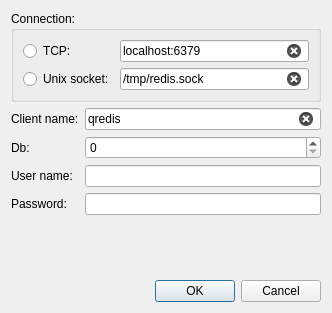
Qt form qredis/ui/OpenRedisDialog.ui (tiagocoutinho/qredis) before a commit.
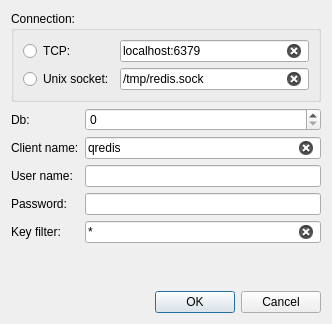
The same form after that commit.

Commit message: Add key filter option

Diff of the .ui file:
```diff
--- a/qredis/ui/OpenRedisDialog.ui
+++ b/qredis/ui/OpenRedisDialog.ui
@@ -7,36 +7,13 @@
     <x>0</x>
     <y>0</y>
     <width>332</width>
-    <height>313</height>
+    <height>324</height>
    </rect>
   </property>
   <property name="windowTitle">
    <string>Open Redis Connection</string>
   </property>
-  <layout class="QGridLayout" name="gridLayout" columnstretch="0,1">
-   <item row="3" column="1">
-    <widget class="QSpinBox" name="db"/>
-   </item>
-   <item row="7" column="0" colspan="2">
-    <widget class="QDialogButtonBox" name="buttonBox">
-     <property name="orientation">
-      <enum>Qt::Horizontal</enum>
-     </property>
-     <property name="standardButtons">
-      <set>QDialogButtonBox::Cancel|QDialogButtonBox::Ok</set>
-     </property>
-    </widget>
-   </item>
-   <item row="2" column="1">
-    <widget class="QLineEdit" name="name">
-     <property name="text">
-      <string>qredis</string>
-     </property>
-     <property name="clearButtonEnabled">
-      <bool>true</bool>
-     </property>
-    </widget>
-   </item>
+  <layout class="QGridLayout" name="gridLayout" columnstretch="0,0">
    <item row="1" column="0" colspan="2">
     <widget class="QGroupBox" name="groupBox">
      <property name="title">
@@ -80,14 +57,7 @@
      </layout>
     </widget>
    </item>
-   <item row="3" column="0">
-    <widget class="QLabel" name="db_label">
-     <property name="text">
-      <string>Db:</string>
-     </property>
-    </widget>
-   </item>
-   <item row="6" column="0">
+   <item row="8" column="0">
     <spacer name="verticalSpacer">
      <property name="orientation">
       <enum>Qt::Vertical</enum>
@@ -101,30 +71,80 @@
     </spacer>
    </item>
    <item row="5" column="1">
-    <widget class="QLineEdit" name="password">
-     <property name="echoMode">
-      <enum>QLineEdit::Password</enum>
+    <widget class="QLineEdit" name="user">
+     <property name="toolTip">
+      <string>Valid only if connecting to a redis &gt;= 6 server</string>
      </property>
      <property name="clearButtonEnabled">
       <bool>true</bool>
      </property>
     </widget>
    </item>
-   <item row="2" column="0">
+   <item row="4" column="0">
     <widget class="QLabel" name="name_label">
      <property name="text">
       <string>Client name:</string>
      </property>
     </widget>
    </item>
-   <item row="5" column="0">
+   <item row="4" column="1">
+    <widget class="QLineEdit" name="name">
+     <property name="text">
+      <string>qredis</string>
+     </property>
+     <property name="clearButtonEnabled">
+      <bool>true</bool>
+     </property>
+    </widget>
+   </item>
+   <item row="7" column="1">
+    <widget class="QLineEdit" name="filter">
+     <property name="text">
+      <string>*</string>
+     </property>
+     <property name="clearButtonEnabled">
+      <bool>true</bool>
+     </property>
+    </widget>
+   </item>
+   <item row="7" column="0">
+    <widget class="QLabel" name="filter_label">
+     <property name="text">
+      <string>Key filter:</string>
+     </property>
+    </widget>
+   </item>
+   <item row="3" column="1">
+    <widget class="QSpinBox" name="db"/>
+   </item>
+   <item row="9" column="0" colspan="2">
+    <widget class="QDialogButtonBox" name="buttonBox">
+     <property name="orientation">
+      <enum>Qt::Horizontal</enum>
+     </property>
+     <property name="standardButtons">
+      <set>QDialogButtonBox::Cancel|QDialogButtonBox::Ok</set>
+     </property>
+    </widget>
+   </item>
+   <item row="6" column="0">
     <widget class="QLabel" name="password_label">
      <property name="text">
       <string>Password:</string>
      </property>
     </widget>
    </item>
-   <item row="4" column="0">
+   <item row="6" column="1">
+    <widget class="QLineEdit" name="password">
+     <property name="echoMode">
+      <enum>QLineEdit::Password</enum>
+     </property>
+     <property name="clearButtonEnabled">
+      <bool>true</bool>
+     </property>
+    </widget>
+   </item>
+   <item row="5" column="0">
     <widget class="QLabel" name="user_label">
      <property name="toolTip">
       <string>Valid only if connecting to a redis &gt;= 6 server</string>
@@ -134,13 +154,10 @@
      </property>
     </widget>
    </item>
-   <item row="4" column="1">
-    <widget class="QLineEdit" name="user">
-     <property name="toolTip">
-      <string>Valid only if connecting to a redis &gt;= 6 server</string>
-     </property>
-     <property name="clearButtonEnabled">
-      <bool>true</bool>
+   <item row="3" column="0">
+    <widget class="QLabel" name="db_label">
+     <property name="text">
+      <string>Db:</string>
      </property>
     </widget>
    </item>
```
The commit also changes 5 other files.
